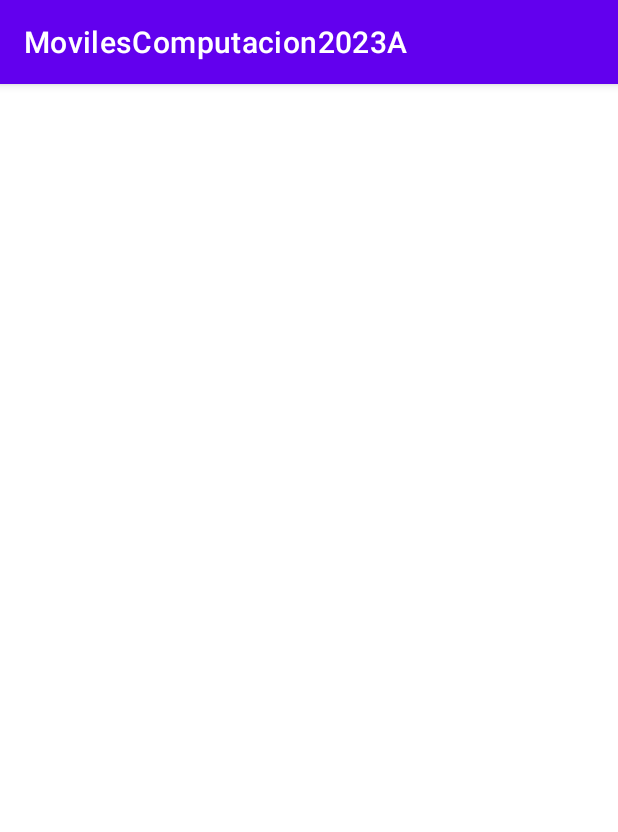
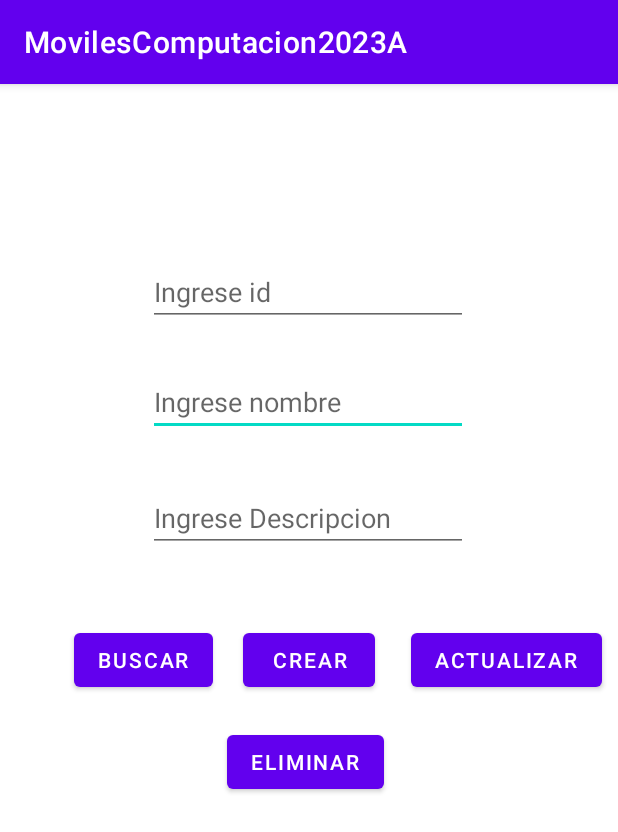
Before and after one commit to 2023-a-moviles-computacion/vivas-catota-karla-vanessa-mov-com, an Android app: the ECrudEntrenador screen opened directly, with no data from a screen before it, on a phone screen of 412 x 824 dp. Shown: the top 832 px of the screen. Run offline under Robolectric (Android 15) with nearby library versions, the phone set to English and light mode, and no system bars.

```diff
--- a/01-android/app/src/main/java/com/example/movilescomp2023a/EBaseDeDatos.kt
+++ b/01-android/app/src/main/java/com/example/movilescomp2023a/EBaseDeDatos.kt
@@ -1,4 +1,7 @@
 package com.example.movilescomp2023a
 
 class EBaseDeDatos {
+    companion object{
+        var tablaEntrenador: ESqliteHelperEntrenador? = null
+    }
 }
--- a/01-android/app/src/main/java/com/example/movilescomp2023a/ECrudEntrenador.kt
+++ b/01-android/app/src/main/java/com/example/movilescomp2023a/ECrudEntrenador.kt
@@ -2,10 +2,60 @@
 
 import androidx.appcompat.app.AppCompatActivity
 import android.os.Bundle
+import android.widget.Button
+
+import android.widget.EditText
 
 class ECrudEntrenador : AppCompatActivity() {
     override fun onCreate(savedInstanceState: Bundle?) {
         super.onCreate(savedInstanceState)
         setContentView(R.layout.activity_ecrud_entrenador)
+
+        val botonBuscarBDD = findViewById<Button>(R.id.btn_buscar_bdd)
+        botonBuscarBDD
+            .setOnClickListener {
+                val id = findViewById<EditText>(R.id.input_id)
+                val nombre = findViewById<EditText>(R.id.input_nombre)
+                val descripcion = findViewById<EditText>(
+                    R.id.input_descripcion
+                )
+                val entrenador = EBaseDeDatos.tablaEntrenador!!
+                    .consultarEntrenadorPorID(
+                        id.text.toString().toInt()
+                    )
+                id.setText(entrenador.id.toString())
+                nombre.setText(entrenador.nombre)
+                descripcion.setText(entrenador.descripcion)
+            }
+
+        val botonCrearBDD = findViewById<Button>(R.id.btn_crear_bdd)
+        botonCrearBDD
+            .setOnClickListener {
+                val nombre = findViewById<EditText>(R.id.input_nombre)
+                val descripcion = findViewById<EditText>(R.id.input_descripcion)
+                EBaseDeDatos.tablaEntrenador!!.crearEntrenador(
+                    nombre.text.toString(),
+                    descripcion.text.toString()
+                )
+            }
+        val botonActualizarBDD = findViewById<Button>(R.id.btn_actualizar_bdd)
+        botonActualizarBDD
+            .setOnClickListener {
+                val id = findViewById<EditText>(R.id.input_id)
+                val nombre = findViewById<EditText>(R.id.input_nombre)
+                val descripcion = findViewById<EditText>(R.id.input_descripcion)
+                EBaseDeDatos.tablaEntrenador!!.actualizarEntrenadorFormulario(
+                    nombre.text.toString(),
+                    descripcion.text.toString(),
+                    id.text.toString().toInt()
+                )
+            }
+        val botonEliminarBDD = findViewById<Button>(R.id.btn_eliminar_bdd)
+        botonEliminarBDD.setOnClickListener {
+            val id = findViewById<EditText>(R.id.input_id)
+            EBaseDeDatos.tablaEntrenador!!.eliminarEntrenadorFormulario(
+                id.text.toString().toInt()
+            )
+        }
     }
 }
--- a/01-android/app/src/main/java/com/example/movilescomp2023a/MainActivity.kt
+++ b/01-android/app/src/main/java/com/example/movilescomp2023a/MainActivity.kt
@@ -50,10 +50,13 @@
 
 
 
-    @SuppressLint("MissingInflatedId")
+
     override fun onCreate(savedInstanceState: Bundle?) {
         super.onCreate(savedInstanceState)
         setContentView(R.layout.activity_main)
+
+        // Base de datos sqlite
+        EBaseDeDatos.tablaEntrenador = ESqliteHelperEntrenador(this)
 
         val botonCicloVida = findViewById<Button>(R.id.btn_ciclo_vida)
         botonCicloVida.setOnClickListener {
--- a/01-android/app/src/main/res/layout/activity_ecrud_entrenador.xml
+++ b/01-android/app/src/main/res/layout/activity_ecrud_entrenador.xml
@@ -6,4 +6,85 @@
     android:layout_height="match_parent"
     tools:context=".ECrudEntrenador">
 
+    <Button
+        android:id="@+id/btn_buscar_bdd"
+        android:layout_width="wrap_content"
+        android:layout_height="wrap_content"
+        android:layout_marginEnd="20dp"
+        android:text="Buscar"
+        app:layout_constraintBottom_toBottomOf="@+id/btn_crear_bdd"
+        app:layout_constraintEnd_toStartOf="@+id/btn_crear_bdd"
+        app:layout_constraintTop_toTopOf="@+id/btn_crear_bdd"
+        app:layout_constraintVertical_bias="0.0" />
+
+    <Button
+        android:id="@+id/btn_crear_bdd"
+        android:layout_width="wrap_content"
+        android:layout_height="wrap_content"
+        android:text="Crear"
+        app:layout_constraintBottom_toBottomOf="parent"
+        app:layout_constraintEnd_toEndOf="parent"
+        app:layout_constraintStart_toStartOf="parent"
+        app:layout_constraintTop_toTopOf="parent" />
+
+    <Button
+        android:id="@+id/btn_actualizar_bdd"
+        android:layout_width="wrap_content"
+        android:layout_height="wrap_content"
+        android:layout_marginStart="24dp"
+        android:text="actualizar"
+        app:layout_constraintBottom_toBottomOf="@+id/btn_crear_bdd"
+        app:layout_constraintStart_toEndOf="@+id/btn_crear_bdd"
+        app:layout_constraintTop_toTopOf="@+id/btn_crear_bdd"
+        app:layout_constraintVertical_bias="0.0" />
+
+    <Button
+        android:id="@+id/btn_eliminar_bdd"
+        android:layout_width="wrap_content"
+        android:layout_height="wrap_content"
+        android:layout_marginTop="20dp"
+        android:text="Eliminar"
+        app:layout_constraintEnd_toEndOf="@+id/btn_crear_bdd"
+        app:layout_constraintHorizontal_bias="0.666"
+        app:layout_constraintStart_toStartOf="@+id/btn_crear_bdd"
+        app:layout_constraintTop_toBottomOf="@+id/btn_crear_bdd" />
+
+    <EditText
+        android:id="@+id/input_nombre"
+        android:layout_width="wrap_content"
+        android:layout_height="wrap_content"
+        android:layout_marginBottom="32dp"
+        android:ems="10"
+        android:hint="Ingrese nombre"
+        android:inputType="textPersonName"
+        app:layout_constraintBottom_toTopOf="@+id/input_descripcion"
+        app:layout_constraintEnd_toEndOf="@+id/input_descripcion"
+        app:layout_constraintHorizontal_bias="0.0"
+        app:layout_constraintStart_toStartOf="@+id/input_descripcion" />
+
+    <EditText
+        android:id="@+id/input_descripcion"
+        android:layout_width="wrap_content"
+        android:layout_height="wrap_content"
+        android:layout_marginBottom="48dp"
+        android:ems="10"
+        android:hint="Ingrese Descripcion"
+        android:inputType="textPersonName"
+        app:layout_constraintBottom_toTopOf="@+id/btn_crear_bdd"
+        app:layout_constraintEnd_toEndOf="@+id/btn_crear_bdd"
+        app:layout_constraintHorizontal_bias="0.508"
+        app:layout_constraintStart_toStartOf="@+id/btn_crear_bdd" />
+
+    <EditText
+        android:id="@+id/input_id"
+        android:layout_width="wrap_content"
+        android:layout_height="wrap_content"
+        android:layout_marginBottom="28dp"
+        android:ems="10"
+        android:hint="Ingrese id"
+        android:inputType="textPersonName"
+        app:layout_constraintBottom_toTopOf="@+id/input_nombre"
+        app:layout_constraintEnd_toEndOf="@+id/input_nombre"
+        app:layout_constraintHorizontal_bias="0.0"
+        app:layout_constraintStart_toStartOf="@+id/input_nombre" />
 </androidx.constraintlayout.widget.ConstraintLayout>
```
Also changed, not shown: 01-android/app/src/main/AndroidManifest.xml (+7 -0 lines), 01-android/app/src/main/java/com/example/movilescomp2023a/FRecyclerView.kt (added, +11 -0 lines), 01-android/app/src/main/java/com/example/movilescomp2023a/FRecyclerViewAdaptadorNombreDescripcion.kt (added, +28 -0 lines), 01-android/app/src/main/res/layout/activity_frecycler_view.xml (added, +25 -0 lines), 01-android/app/src/main/res/layout/recycler_view_vista.xml (added, +47 -0 lines).
